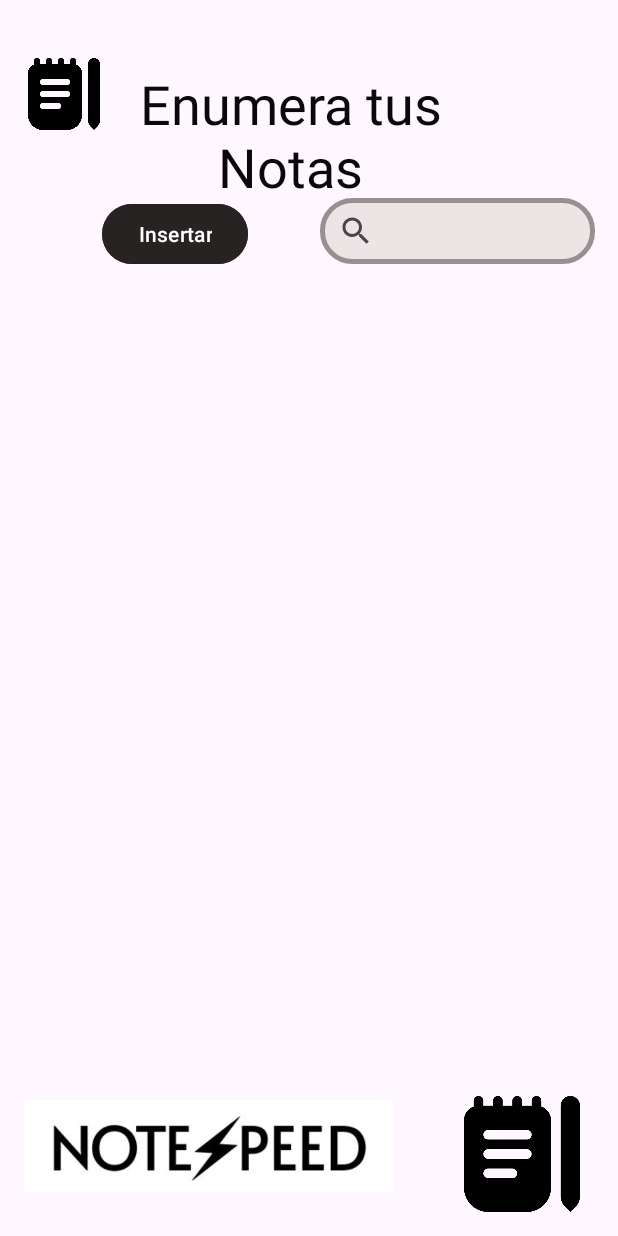
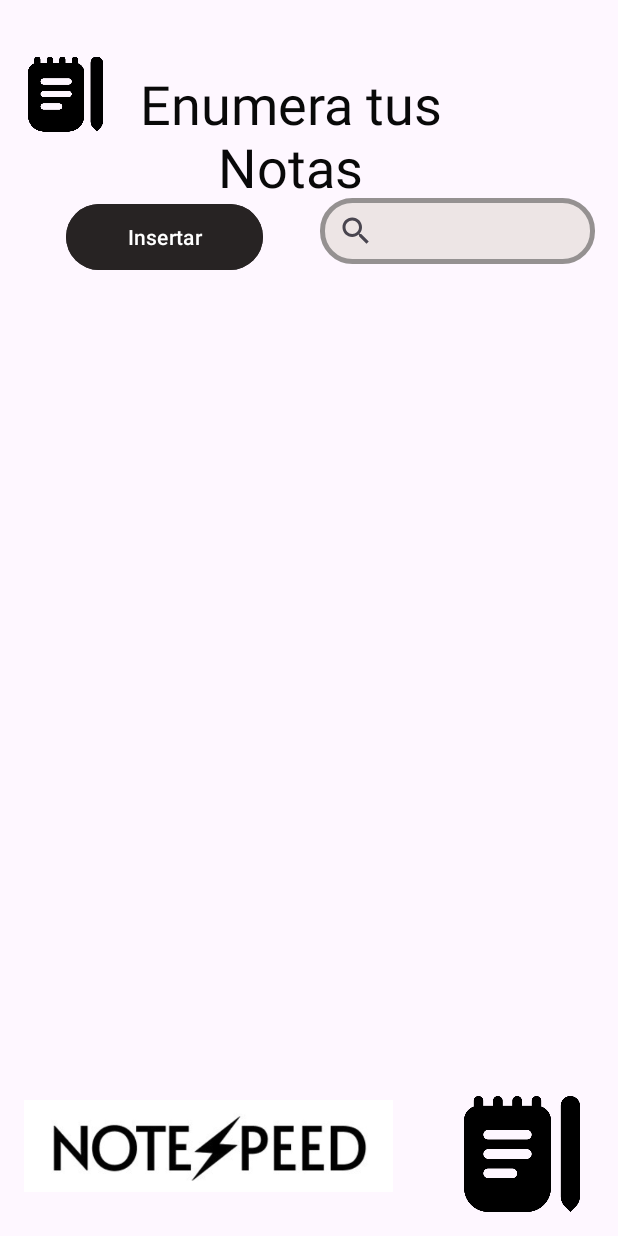
Before and after one commit to Mdaniel001/NoteSpeed, an Android app: the CrearNotaNumerica screen opened directly, with no data from a screen before it, on a phone screen of 412 x 824 dp. Run offline under Robolectric (Android 15) with nearby library versions, the phone set to English and light mode, and no system bars.

Commit message:
Algunos Cambios

```diff
--- a/app/src/main/res/layout/activity_crear_nota_numerica.xml
+++ b/app/src/main/res/layout/activity_crear_nota_numerica.xml
@@ -35,20 +35,20 @@
 
     <Button
         android:id="@+id/btnGuardarLista"
-        android:layout_width="wrap_content"
-        android:layout_height="wrap_content"
+        android:layout_width="131dp"
+        android:layout_height="52dp"
         android:layout_marginTop="132dp"
         android:backgroundTint="#272323"
         android:text="@string/btnInsertarLista"
         android:textColorLink="#070303"
         app:layout_constraintEnd_toEndOf="parent"
-        app:layout_constraintHorizontal_bias="0.217"
+        app:layout_constraintHorizontal_bias="0.156"
         app:layout_constraintStart_toStartOf="parent"
         app:layout_constraintTop_toTopOf="parent" />
 
     <ImageView
         android:id="@+id/ivNotaEnumerada"
-        android:layout_width="48dp"
+        android:layout_width="50dp"
         android:layout_height="61dp"
         android:layout_marginTop="32dp"
         android:contentDescription="@string/ivNotaEnumerada"
--- a/app/src/main/res/layout/activity_pagina_principal.xml
+++ b/app/src/main/res/layout/activity_pagina_principal.xml
@@ -112,7 +112,7 @@
         app:srcCompat="@drawable/titulo" />
 
     <ImageView
-        android:id="@+id/imageView6"
+        android:id="@+id/ivLista9"
         android:layout_width="46dp"
         android:layout_height="45dp"
         android:layout_marginBottom="352dp"
@@ -124,10 +124,11 @@
         app:srcCompat="@drawable/diario" />
 
     <ImageView
-        android:id="@+id/imageView3"
+        android:id="@+id/ivLogo9"
         android:layout_width="203dp"
         android:layout_height="179dp"
         android:layout_marginBottom="116dp"
+        android:contentDescription="@string/ivLogo9"
         app:layout_constraintBottom_toBottomOf="parent"
         app:layout_constraintEnd_toEndOf="parent"
         app:layout_constraintStart_toStartOf="parent"
--- a/app/src/main/res/values/strings.xml
+++ b/app/src/main/res/values/strings.xml
@@ -63,6 +63,8 @@
     <string name="btnIngresoNotas">Lleva tus notas</string>
     <string name="btnIngresoListas">Lista tus Tareas</string>
     <string name="btnIngresoRecordatorio">Lista tus notas</string>
+    <string name="ivLogo9">Logo</string>
+    <string name="ivLista9">Lista</string>
 
     <!--
     Pantalla Crear Nota
```
